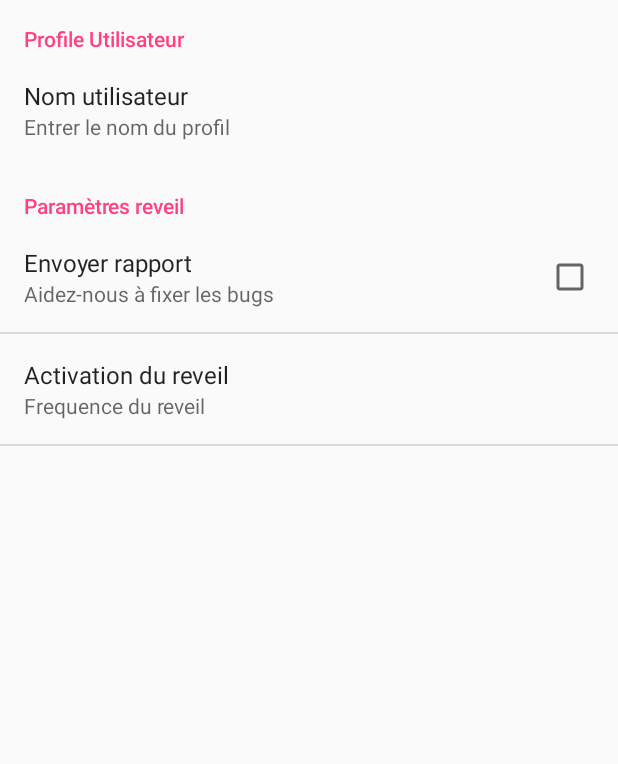
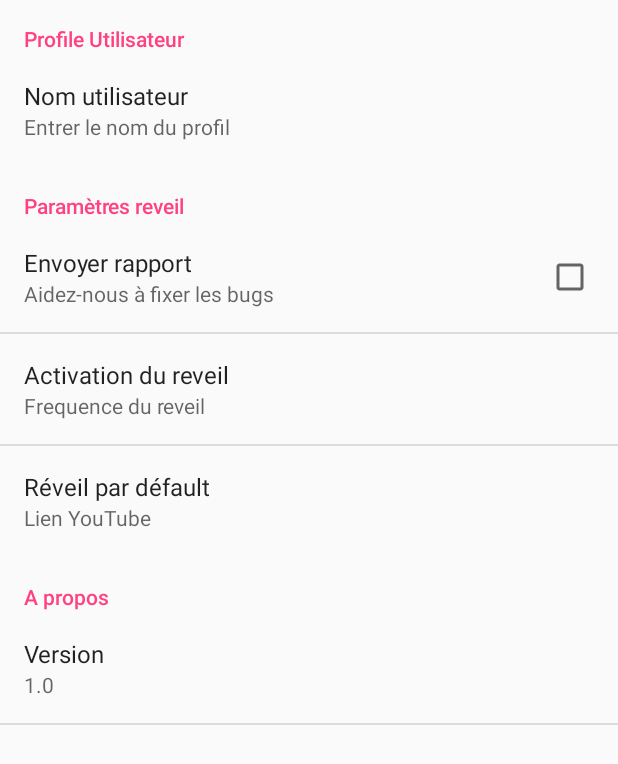
Before and after one commit to Ektoplasma/WakeMeUp, an Android app: the SettingsActivity screen opened directly, with no data from a screen before it, on a phone screen of 412 x 824 dp. Shown: the top 764 px of the screen. Run offline under Robolectric (Android 15) with nearby library versions, the phone set to English and light mode, and no system bars.

Commit message:
Settings_page

```diff
--- a/app/src/main/res/values/strings.xml
+++ b/app/src/main/res/values/strings.xml
@@ -14,7 +14,14 @@
     <string name="pref_sync_frequency_summary">Frequence du reveil</string>
     <string name="pref_user_name">Nom utilisateur</string>
     <string name="pref_user_name_summary">Entrer le nom du profil</string>
+    <string name="pref_reveil_default">Réveil par défault</string>
+    <string name="pref_reveil_default_summary">Lien YouTube</string>
+
+    <string name="pref_version">Version</string>
+    <string name="pref_version_summary">1.0</string>
 
     <string name="pref_user_profile">Profile Utilisateur</string>
     <string name="pref_update_setting">Paramètres reveil</string>
+    <string name="pref_about">A propos</string>
+
 </resources>
--- a/app/src/main/res/xml/settings_screen.xml
+++ b/app/src/main/res/xml/settings_screen.xml
@@ -22,6 +22,20 @@
             android:summary="@string/pref_sync_frequency_summary"
             android:entryValues="@array/syncFrequencyValues"
             android:title="@string/pref_sync_frequency" />
+
+        <EditTextPreference
+            android:title="@string/pref_reveil_default"
+            android:summary="@string/pref_reveil_default_summary"
+            android:key="prefReveilDefault"/>
+
+    </PreferenceCategory>
+
+    <PreferenceCategory android:title="@string/pref_about">
+        <EditTextPreference
+            android:title="@string/pref_version"
+            android:summary="@string/pref_version_summary"
+            android:editable="false"
+        />
     </PreferenceCategory>
 
 </PreferenceScreen>
```
